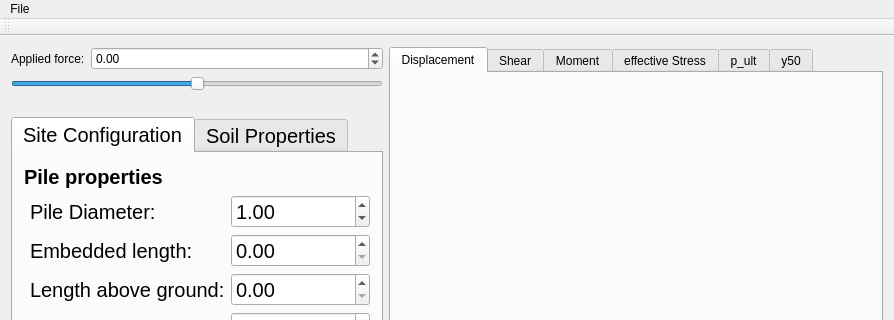
Above: mainwindow.ui from NHERI-SimCenter/PileGroupTool before the change; both pictures show x 0 to 894 and y 0 to 320 of the 894 by 774 pixel window. Below: the same form after it.
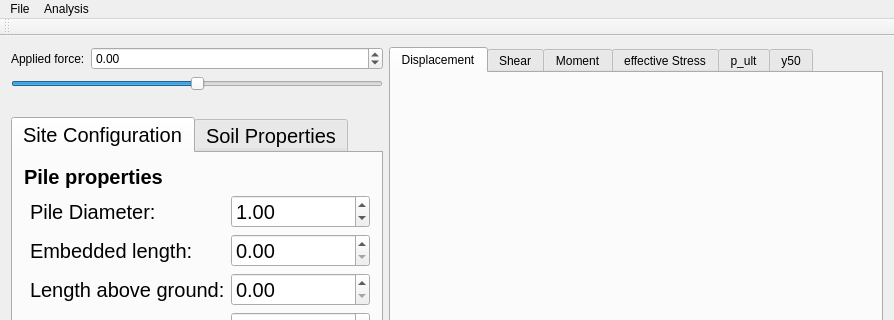
That is the form after the change. Icons and pictures are not drawn. Custom widgets are drawn as their Qt base class.

Commit message: add menu actions for Analysis and exporting

```diff
--- a/mainwindow.ui
+++ b/mainwindow.ui
@@ -415,7 +415,15 @@
     <addaction name="actionSave"/>
     <addaction name="actionExit"/>
    </widget>
+   <widget class="QMenu" name="menuAnalysis">
+    <property name="title">
+     <string>Analysis</string>
+    </property>
+    <addaction name="actionReset"/>
+    <addaction name="actionFEA_parameters"/>
+   </widget>
    <addaction name="menuOpenSeesPile"/>
+   <addaction name="menuAnalysis"/>
   </widget>
   <widget class="QToolBar" name="mainToolBar">
    <attribute name="toolBarArea">
```
Left out of the diff: 22 changed lines with no effect on the pictures. The commit also changes 2 other files.
